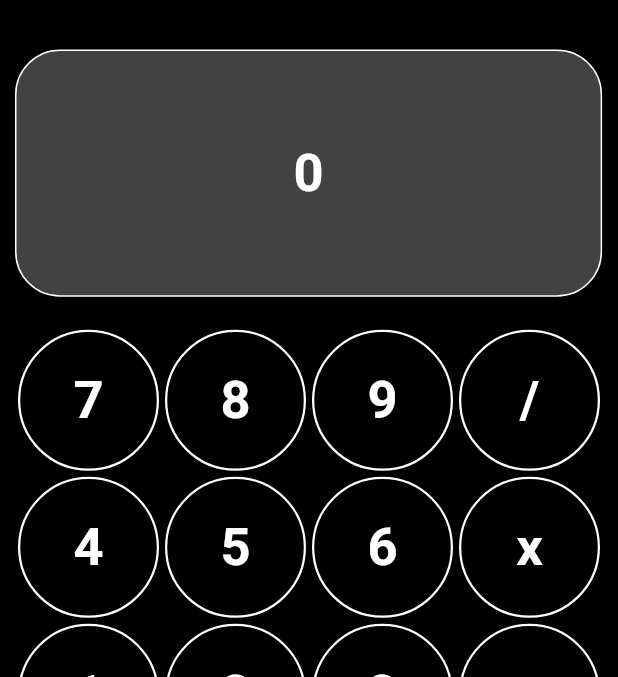
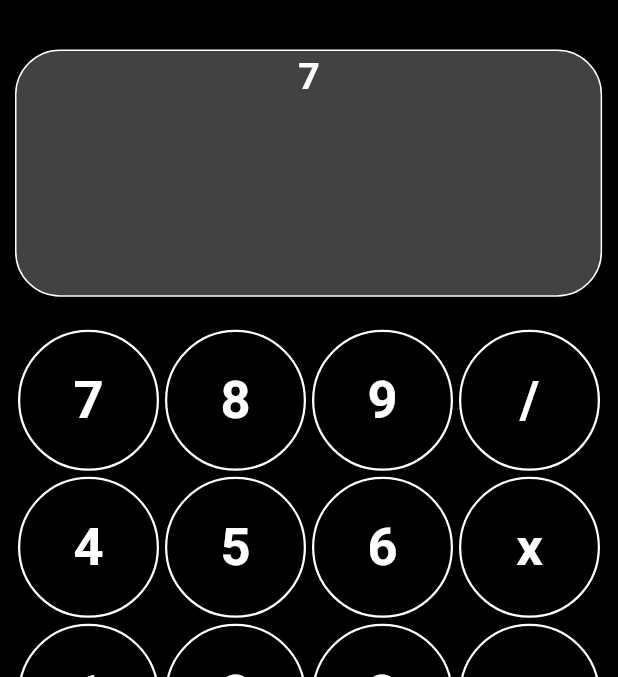
Before and after one commit to marllonDev/calculator_app, a Flutter app: the screen it shows after launch, after a tap on an icon or button, on a phone screen of 412 x 824 dp, the part 71-748 px from its top. Run offline on Flutter 3.47's test engine with Material 3 defaults, Android fonts, the phone set to English and light mode, and no system bars; our stand-ins replace math_expressions.

Commit message:
Finalizando a função de cálculo

```diff
--- a/lib/widgets/buttom_c.dart
+++ b/lib/widgets/buttom_c.dart
@@ -1,39 +1,39 @@
-import 'package:flutter/material.dart';
+// import 'package:flutter/material.dart';
 
-class ButtomC extends StatelessWidget {
-  const ButtomC({super.key});
+// class ButtomC extends StatelessWidget {
+//   const ButtomC({super.key});
 
-  @override
-  Widget build(BuildContext context) {
-    return Padding(
-      padding: const EdgeInsets.symmetric(vertical: 30),
-      child: InkWell(
-        onTap: () {
-          print('clicou');
-        },
-        child: Center(
-          child: Container(
-            width: MediaQuery.sizeOf(context).width * 0.7,
-            height: MediaQuery.sizeOf(context).height * 0.1,
-            decoration: BoxDecoration(
-              borderRadius: const BorderRadius.all(Radius.circular(15)),
-              color: Colors.grey[800],
-            ),
-            child: const Align(
-              alignment: Alignment.center,
-              child: Text(
-                'C',
-                textAlign: TextAlign.center,
-                style: TextStyle(
-                  fontWeight: FontWeight.bold,
-                  color: Colors.white,
-                  fontSize: 35,
-                ),
-              ),
-            ),
-          ),
-        ),
-      ),
-    );
-  }
-}
+//   @override
+//   Widget build(BuildContext context) {
+//     return Padding(
+//       padding: const EdgeInsets.symmetric(vertical: 30),
+//       child: InkWell(
+//         onTap: () {
+//           print('clicou');
+//         },
+//         child: Center(
+//           child: Container(
+//             width: MediaQuery.sizeOf(context).width * 0.7,
+//             height: MediaQuery.sizeOf(context).height * 0.1,
+//             decoration: BoxDecoration(
+//               borderRadius: const BorderRadius.all(Radius.circular(15)),
+//               color: Colors.grey[800],
+//             ),
+//             child: const Align(
+//               alignment: Alignment.center,
+//               child: Text(
+//                 'C',
+//                 textAlign: TextAlign.center,
+//                 style: TextStyle(
+//                   fontWeight: FontWeight.bold,
+//                   color: Colors.white,
+//                   fontSize: 35,
+//                 ),
+//               ),
+//             ),
+//           ),
+//         ),
+//       ),
+//     );
+//   }
+// }
--- a/lib/widgets/custom_grid_view.dart
+++ b/lib/widgets/custom_grid_view.dart
@@ -1,8 +1,15 @@
 import 'package:flutter/material.dart';
+import 'package:flutter/widgets.dart';
+import 'package:math_expressions/math_expressions.dart';
 
-class CustomGridView extends StatelessWidget {
-  CustomGridView({super.key});
+class CustomGridView extends StatefulWidget {
+  const CustomGridView({super.key});
 
+  @override
+  State<CustomGridView> createState() => _CustomGridViewState();
+}
+
+class _CustomGridViewState extends State<CustomGridView> {
   final List<String> buttons = [
     '7',
     '8',
@@ -22,19 +29,95 @@ class CustomGridView extends StatelessWidget {
     '+',
   ];
 
+  String expression = '';
+  String result = '';
+
+  onButtonPressed(String buttonText) {
+    setState(() {
+      if (buttonText == '=') {
+        try {
+          Parser p = Parser(); //tranforma em expressão matemática
+          Expression exp = p.parse(expression
+              .replaceAll('x', '*')
+              .replaceAll(',', '.')); //analisa a expressão matemática
+          ContextModel cm = ContextModel(); //contexto padrão
+          result = '${exp.evaluate(EvaluationType.REAL, cm)}'; //resultado com ponto flutuante(REAL)
+        } catch (e) {
+          result = 'Error';
+        }
+      } else {
+        expression +=
+            buttonText; //add o que está sendo digitado na var expression
+      }
+    });
+  }
+
+  clearButtomC() {//limpa as variaveis
+    setState(() {
+      expression = '';
+      result = '';
+    });
+  }
+
   @override
   Widget build(BuildContext context) {
-    return GridView.builder(
+    return Column(
+      children: [
+        Stack(
+          children: [
+            Row(
+              children: <Widget>[
+                Container(
+                  width: MediaQuery.sizeOf(context).width * 0.95,
+                  height: MediaQuery.sizeOf(context).height * 0.2,
+                  decoration: BoxDecoration(
+                    color: Colors.grey[800],
+                    border: Border.all(width: 1, color: Colors.white),
+                    borderRadius: const BorderRadius.all(
+                      Radius.circular(30),
+                    ),
+                  ),
+                  child: Align(
+                    alignment: Alignment.center,
+                    child: Text(
+                      result,
+                      style: const TextStyle(
+                        fontWeight: FontWeight.bold,
+                        color: Colors.white,
+                        fontSize: 35,
+                      ),
+                    ),
+                  ),
+                ),
+              ],
+            ),
+            Align(
+              alignment: Alignment.topCenter,
+              child: Text(
+                expression,
+                style: const TextStyle(
+                  fontWeight: FontWeight.bold,
+                  color: Colors.white,
+                  fontSize: 25,
+                ),
+              ),
+            ),
+          ],
+        ),
+        const SizedBox(
+          height: 20,
+        ),
+        GridView.builder(
           shrinkWrap: true,
           physics: const NeverScrollableScrollPhysics(),
           itemCount: buttons.length,
-      gridDelegate:
-          const SliverGridDelegateWithFixedCrossAxisCount(crossAxisCount: 4),
+          gridDelegate: const SliverGridDelegateWithFixedCrossAxisCount(
+              crossAxisCount: 4),
           itemBuilder: (context, index) {
             return InkWell(
               //button
               onTap: () {
-            print('apertou$index');
+                onButtonPressed(buttons[index]);
               },
               child: Center(
                 child: Padding(
@@ -66,6 +149,38 @@ class CustomGridView extends StatelessWidget {
               ),
             );
           },
+        ),
+        Padding(
+          padding: const EdgeInsets.symmetric(vertical: 30),
+          child: InkWell(
+            onTap: () {
+              clearButtomC();
+            },
+            child: Center(
+              child: Container(
+                width: MediaQuery.sizeOf(context).width * 0.7,
+                height: MediaQuery.sizeOf(context).height * 0.1,
+                decoration: BoxDecoration(
+                  borderRadius: const BorderRadius.all(Radius.circular(15)),
+                  color: Colors.grey[800],
+                ),
+                child: const Align(
+                  alignment: Alignment.center,
+                  child: Text(
+                    'C',
+                    textAlign: TextAlign.center,
+                    style: TextStyle(
+                      fontWeight: FontWeight.bold,
+                      color: Colors.white,
+                      fontSize: 35,
+                    ),
+                  ),
+                ),
+              ),
+            ),
+          ),
+        )
+      ],
     );
   }
 }
--- a/lib/widgets/display.dart
+++ b/lib/widgets/display.dart
@@ -1,57 +1,48 @@
-// ignore_for_file: unused_element
+// // ignore_for_file: unused_element
+// import 'package:flutter/material.dart';
 
-import 'package:flutter/material.dart';
+// class Display extends StatefulWidget {
+//   const Display({super.key});
 
-class Display extends StatefulWidget {
-  const Display({super.key});
+//   @override
+//   State<Display> createState() => _DisplayState();
+// }
 
-  @override
-  State<Display> createState() => _DisplayState();
-}
-
-class _DisplayState extends State<Display> {
-  int _counter = 0;
-
-  void _incrementCounter() {
-    setState(() {
-      _counter++;
-    });
-  }
-
-  @override
-  Widget build(BuildContext context) {
-    return Column(
-      children: [
-        Row(
-          children: <Widget>[
-            Container(
-              width: MediaQuery.sizeOf(context).width * 0.95,
-              height: MediaQuery.sizeOf(context).height * 0.2,
-              decoration: BoxDecoration(
-                color: Colors.grey[800],
-                border: Border.all(width: 1, color: Colors.white),
-                borderRadius: const BorderRadius.all(
-                  Radius.circular(30),
-                ),
-              ),
-              child: Align(
-                alignment: Alignment.center,
-                child: Text(
-                  '$_counter',
-                  style: const TextStyle(
-                    fontWeight: FontWeight.bold,
-                    color: Colors.white,
-                    fontSize: 35,
-                  ),
-                ),
-              ),
-            ),
-          ],
-        ),
-        const SizedBox(
-          height: 20,
-        )
-      ],
-    );
-  }
-}
+// class _DisplayState extends State<Display> {
+//   @override
+//   Widget build(BuildContext context) {
+//     return Column(
+//       children: [
+//         Row(
+//           children: <Widget>[
+//             Container(
+//               width: MediaQuery.sizeOf(context).width * 0.95,
+//               height: MediaQuery.sizeOf(context).height * 0.2,
+//               decoration: BoxDecoration(
+//                 color: Colors.grey[800],
+//                 border: Border.all(width: 1, color: Colors.white),
+//                 borderRadius: const BorderRadius.all(
+//                   Radius.circular(30),
+//                 ),
+//               ),
+//               child: Align(
+//                 alignment: Alignment.center,
+//                 child: Text(
+//                   '${exp.expression} = ${exp.result}',
+//                   style: const TextStyle(
+//                     fontWeight: FontWeight.bold,
+//                     color: Colors.white,
+//                     fontSize: 35,
+//                   ),
+//                 ),
+//               ),
+//             ),
+//           ],
+//         ),
+//         const SizedBox(
+//           height: 20,
+//         ),
+//       ],
+//     );
+//   }
+// }
--- a/lib/widgets/home_page.dart
+++ b/lib/widgets/home_page.dart
@@ -1,6 +1,4 @@
-import 'package:calculator_app/widgets/buttom_c.dart';
 import 'package:calculator_app/widgets/custom_grid_view.dart';
-import 'package:calculator_app/widgets/display.dart';
 import 'package:flutter/material.dart';
 
 class MyHomePage extends StatefulWidget {
@@ -32,14 +30,14 @@ class _MyHomePageState extends State<MyHomePage> {
         ),
         backgroundColor: Colors.black,
       ),
-      body: Padding(
-        padding: const EdgeInsets.all(10),
+      body: const Padding(
+        padding: EdgeInsets.all(10),
         child: Column(
           mainAxisAlignment: MainAxisAlignment.center,
           children: [
-            const Display(),
+            //const Display(),
             CustomGridView(),
-            const ButtomC(),
+            //const ButtomC(),
           ],
         ),
       ),
--- a/pubspec.yaml
+++ b/pubspec.yaml
@@ -30,6 +30,7 @@ environment:
 dependencies:
   flutter:
     sdk: flutter
+  math_expressions: ^2.0.0
 
 
   # The following adds the Cupertino Icons font to your application.
```
Also changed, not shown: pubspec.lock. Lines whose indentation alone changed are shown as unchanged.
